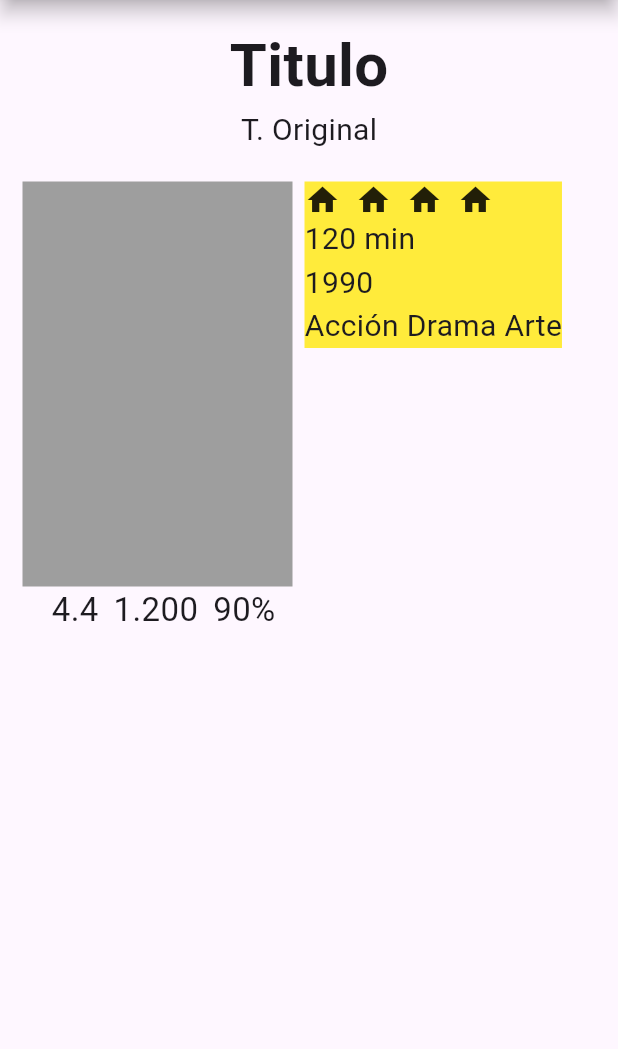
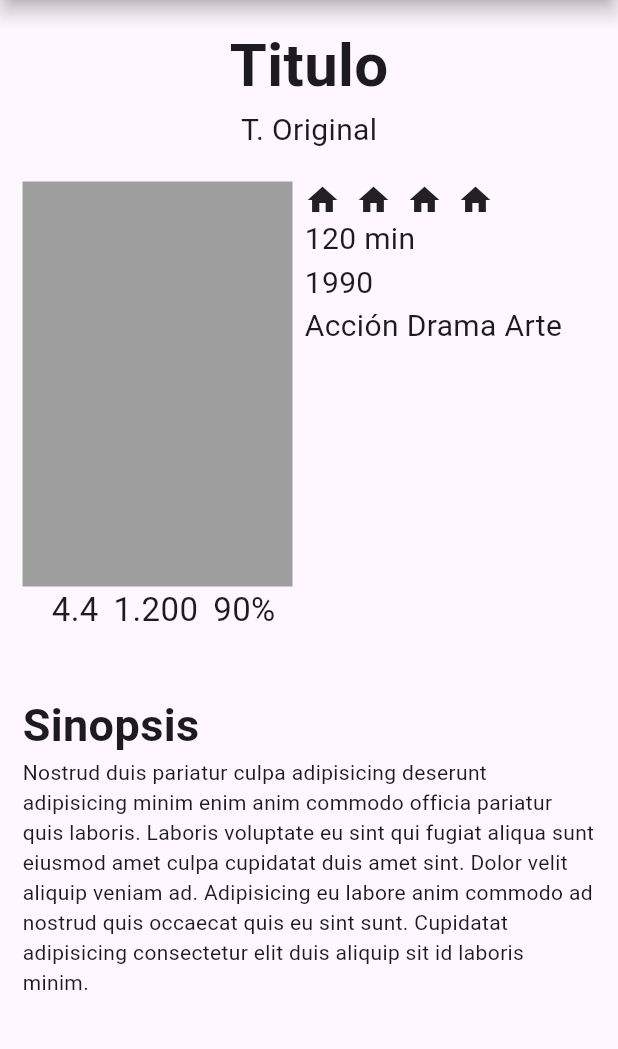
Before and after one commit to cvidaal/peliculas, a Flutter app: the screen it shows after launch, on a phone screen of 412 x 824 dp, the part 90-1139 px from its top. Run offline on Flutter 3.47's test engine with Material 3 defaults, Android fonts, the phone set to English and light mode, and no system bars.

Commit message:
Página película

```diff
--- a/lib/screens/peliculascreen.dart
+++ b/lib/screens/peliculascreen.dart
@@ -54,9 +54,7 @@ class Peliculascreen extends StatelessWidget {
                     ),
                   ],
                 ),
-                Container(
-                  color: Colors.yellow,
-                  child: const Expanded(
+                const Expanded(
                   child: Column(
                     crossAxisAlignment: CrossAxisAlignment.start,
                     children: [
@@ -76,10 +74,18 @@ class Peliculascreen extends StatelessWidget {
                       Text('Acción Drama Arte', style: TextStyle(fontSize: 20),)
                     ],
                   ),
-                  ),
                 )
               ],
             ),
+            const SizedBox(height: 40,),
+            const Column(
+              crossAxisAlignment: CrossAxisAlignment.start,
+              mainAxisAlignment: MainAxisAlignment.spaceBetween,
+              children: [
+                Text('Sinopsis', style: TextStyle(fontSize: 30, fontWeight: FontWeight.bold),),
+                Text('Nostrud duis pariatur culpa adipisicing deserunt adipisicing minim enim anim commodo officia pariatur quis laboris. Laboris voluptate eu sint qui fugiat aliqua sunt eiusmod amet culpa cupidatat duis amet sint. Dolor velit aliquip veniam ad. Adipisicing eu labore anim commodo ad nostrud quis occaecat quis eu sint sunt. Cupidatat adipisicing consectetur elit duis aliquip sit id laboris minim.')
+              ],
+            )
           ],
         ),
       ),
```
Lines whose indentation alone changed are shown as unchanged.
